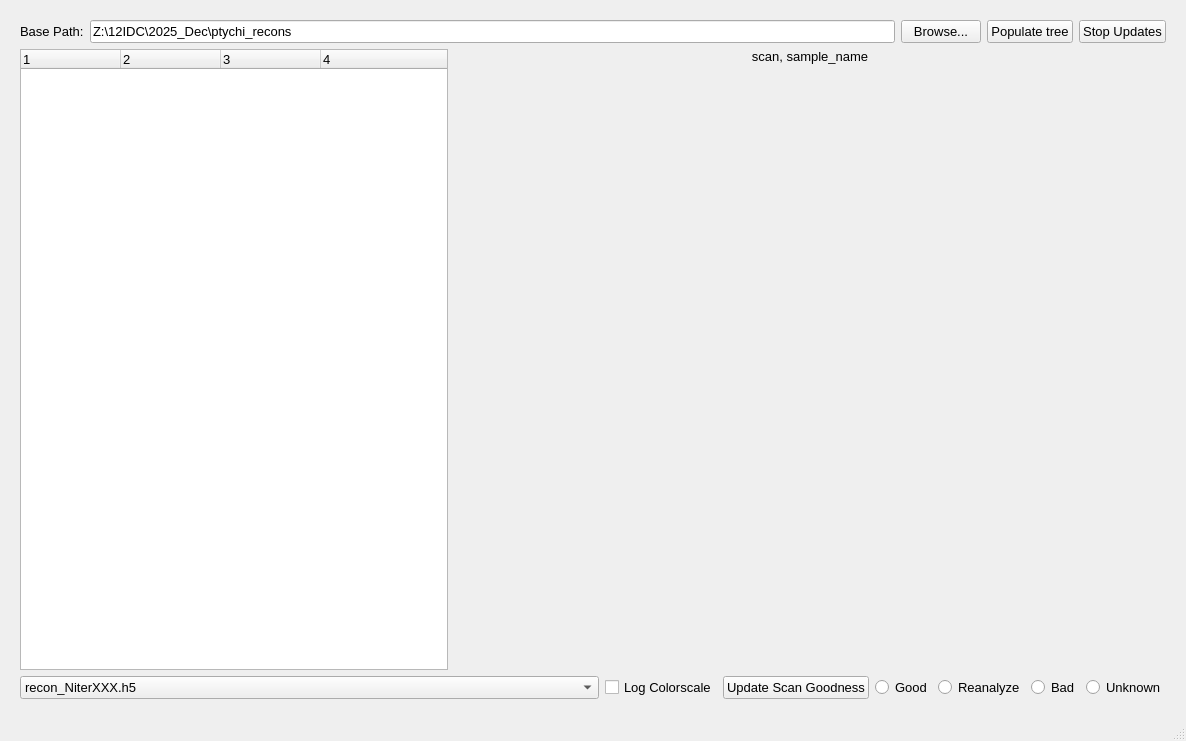
This is ptychi_file_browser.ui in jooneal225/ptychi-file-browser as Qt 5 draws it before an edit. The edited form follows.
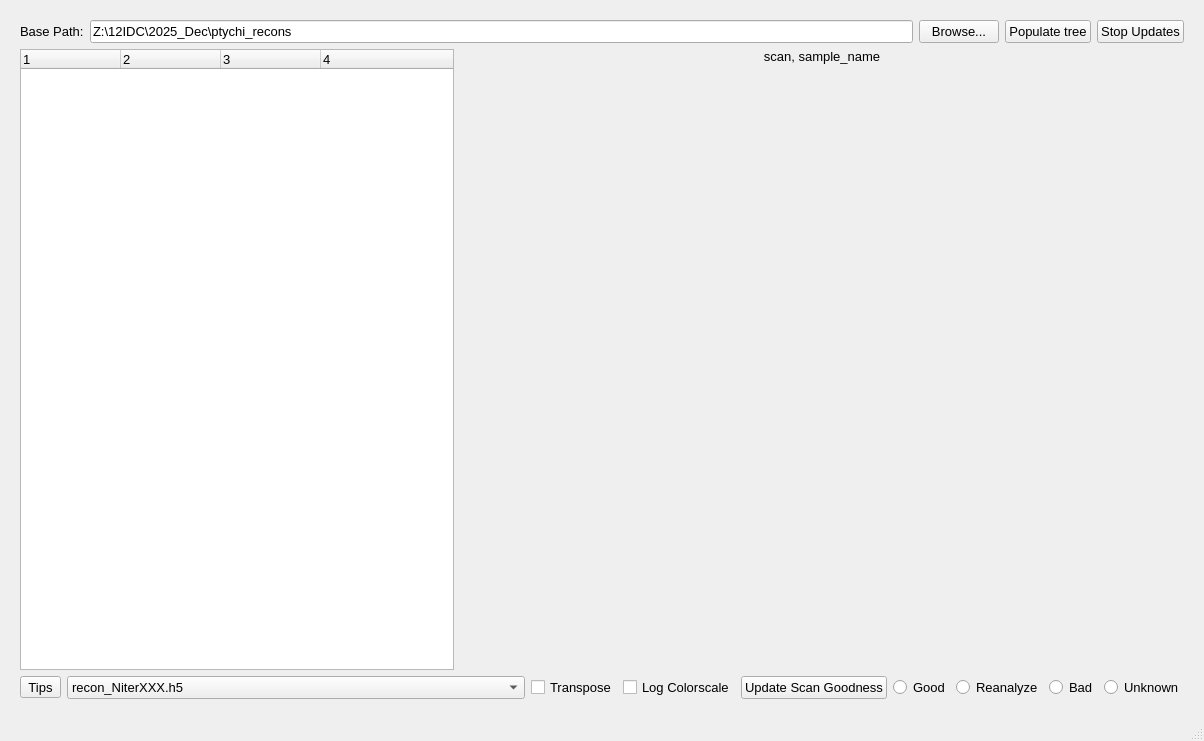
This is the edited form.

Commit message: now remembers previous basepath and window geometry. added tips. added left and right arrow key functionality. bug fixes.

The edit to the form file:
```diff
--- a/ptychi_file_browser.ui
+++ b/ptychi_file_browser.ui
@@ -6,7 +6,7 @@
    <rect>
     <x>0</x>
     <y>0</y>
-    <width>1186</width>
+    <width>1204</width>
     <height>741</height>
    </rect>
   </property>
@@ -171,6 +171,21 @@
       </item>
       <item>
        <layout class="QHBoxLayout" name="horizontalLayout_3">
+        <item>
+         <widget class="QToolButton" name="toolButton_tips">
+          <property name="font">
+           <font>
+            <pointsize>10</pointsize>
+           </font>
+          </property>
+          <property name="toolTip">
+           <string>List all features</string>
+          </property>
+          <property name="text">
+           <string>Tips</string>
+          </property>
+         </widget>
+        </item>
         <item>
          <widget class="QComboBox" name="comboBox_imageChoice">
           <property name="sizePolicy">
@@ -231,6 +246,18 @@
           </item>
          </widget>
         </item>
+        <item>
+         <widget class="QCheckBox" name="checkBox_transpose">
+          <property name="font">
+           <font>
+            <pointsize>10</pointsize>
+           </font>
+          </property>
+          <property name="text">
+           <string>Transpose</string>
+          </property>
+         </widget>
+        </item>
         <item>
          <widget class="QCheckBox" name="checkBox_logCmap">
           <property name="font">
```
Left out of the diff: 8 changed lines with no effect on the pictures. The commit also changes 1 other file.
